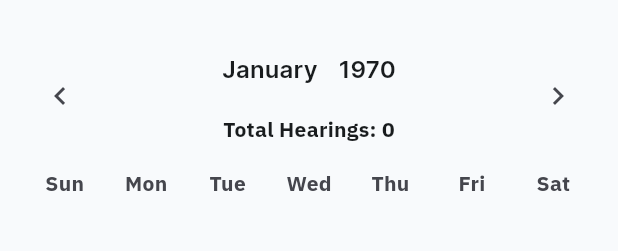
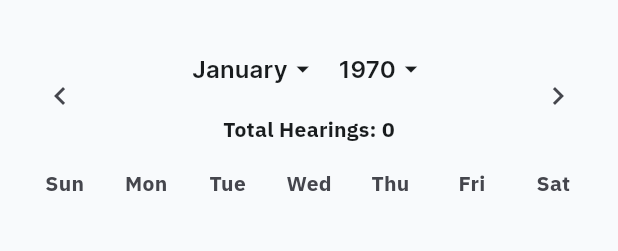
Before and after one commit to Asadusjaman-Sazal/legal_case_diary_flutter, a Flutter app: the _BadgeCalendarGrid widget shown alone on an empty page, opened directly with empty values, on a phone screen of 412 x 824 dp. Shown: the top 251 px of the screen. Run offline on Flutter 3.47's test engine with Material 3 defaults, Android fonts, the phone set to English and light mode, and no system bars; our stand-ins replace drift, flutter_riverpod, flutter_secure_storage, go_router, shared_preferences; missing offline and left inert: sqlite3; accounts and stored records are empty; generated files the repository leaves out were written again; project files that could hold a hidden picture were left out.

Commit message:
Version: 0.0.120 - Task 09 fixes: badge calendar Year/Month headers now show a dropdown caret
Version: 0.0.120 - Task 09 fixes: badge calendar Year/Month headers now show a dropdown caret (tappable affordance); tapping an open Year/Month header closes it back to the day grid. Year list opens scrolled to the current year (1926-2126 range). Daily Cause List screen only.

```diff
--- a/lib/shared/widgets/calendar_picker_dialog.dart
+++ b/lib/shared/widgets/calendar_picker_dialog.dart
@@ -165,33 +165,66 @@ class _BadgeCalendarGridState extends State<_BadgeCalendarGrid> {
                       mainAxisAlignment: MainAxisAlignment.center,
                       children: [
                         InkWell(
-                          onTap: () =>
-                              setState(() => _mode = _PickerMode.month),
+                          onTap: () => setState(() => _mode =
+                              _mode == _PickerMode.month
+                                  ? _PickerMode.day
+                                  : _PickerMode.month),
                           borderRadius: BorderRadius.circular(AppSpacing.sm),
                           child: Padding(
                             padding: const EdgeInsets.symmetric(
                               horizontal: 4,
                               vertical: 2,
                             ),
-                            child: Text(
-                              DateFormat('MMMM', locale).format(_focusedMonth),
-                              style: Theme.of(context).textTheme.titleMedium,
+                            child: Row(
+                              children: [
+                                Text(
+                                  DateFormat('MMMM', locale)
+                                      .format(_focusedMonth),
+                                  style: Theme.of(context)
+                                      .textTheme
+                                      .titleMedium,
+                                ),
+                                Icon(
+                                  Icons.arrow_drop_down,
+                                  size: 20,
+                                  color: Theme.of(context)
+                                      .textTheme
+                                      .titleMedium
+                                      ?.color,
+                                ),
+                              ],
                             ),
                           ),
                         ),
                         const SizedBox(width: 6),
                         InkWell(
-                          onTap: () =>
-                              setState(() => _mode = _PickerMode.year),
+                          onTap: () => setState(() => _mode =
+                              _mode == _PickerMode.year
+                                  ? _PickerMode.day
+                                  : _PickerMode.year),
                           borderRadius: BorderRadius.circular(AppSpacing.sm),
                           child: Padding(
                             padding: const EdgeInsets.symmetric(
                               horizontal: 4,
                               vertical: 2,
                             ),
-                            child: Text(
-                              '${_focusedMonth.year}',
-                              style: Theme.of(context).textTheme.titleMedium,
+                            child: Row(
+                              children: [
+                                Text(
+                                  '${_focusedMonth.year}',
+                                  style: Theme.of(context)
+                                      .textTheme
+                                      .titleMedium,
+                                ),
+                                Icon(
+                                  Icons.arrow_drop_down,
+                                  size: 20,
+                                  color: Theme.of(context)
+                                      .textTheme
+                                      .titleMedium
+                                      ?.color,
+                                ),
+                              ],
                             ),
                           ),
                         ),
@@ -511,6 +544,7 @@ class _MonthSelector extends StatelessWidget {
 class _YearSelector extends StatelessWidget {
   static const int _minYear = 1926;
   static const int _maxYear = 2126;
+  static const double _childAspectRatio = 2.2;
 
   final int selectedYear;
   final ValueChanged<int> onSelect;
@@ -525,13 +559,27 @@ class _YearSelector extends StatelessWidget {
     final years = [
       for (var y = _minYear; y <= _maxYear; y++) y,
     ];
+    // Approximate row height so we can scroll the focused (current) year into
+    // view on open — 4 columns, fixed aspect ratio against the available width.
+    final rowHeight = (MediaQuery.of(context).size.width - AppSpacing.md * 2) /
+            4 /
+            _childAspectRatio +
+        AppSpacing.sm;
+    final initialRow = (selectedYear - _minYear) ~/ 4;
+    final controller = ScrollController(
+      initialScrollOffset: (initialRow * rowHeight).clamp(
+        0.0,
+        (years.length / 4) * rowHeight,
+      ),
+    );
     return GridView.builder(
+      controller: controller,
       padding: const EdgeInsets.all(AppSpacing.md),
       gridDelegate: const SliverGridDelegateWithFixedCrossAxisCount(
         crossAxisCount: 4,
         mainAxisSpacing: AppSpacing.sm,
         crossAxisSpacing: AppSpacing.sm,
-        childAspectRatio: 2.2,
+        childAspectRatio: _childAspectRatio,
       ),
       itemCount: years.length,
       itemBuilder: (context, index) {
--- a/pubspec.yaml
+++ b/pubspec.yaml
@@ -5,7 +5,7 @@ description: "Offline-first case diary for lawyers with local encryption and fut
 publish_to: 'none'
 
 # Initial build version; user-facing versioning is tracked in docs/version_history.md.
-version: 0.0.119
+version: 0.0.120
 
 environment:
   sdk: ^3.12.2
```
Also changed, not shown: 2 other files.
